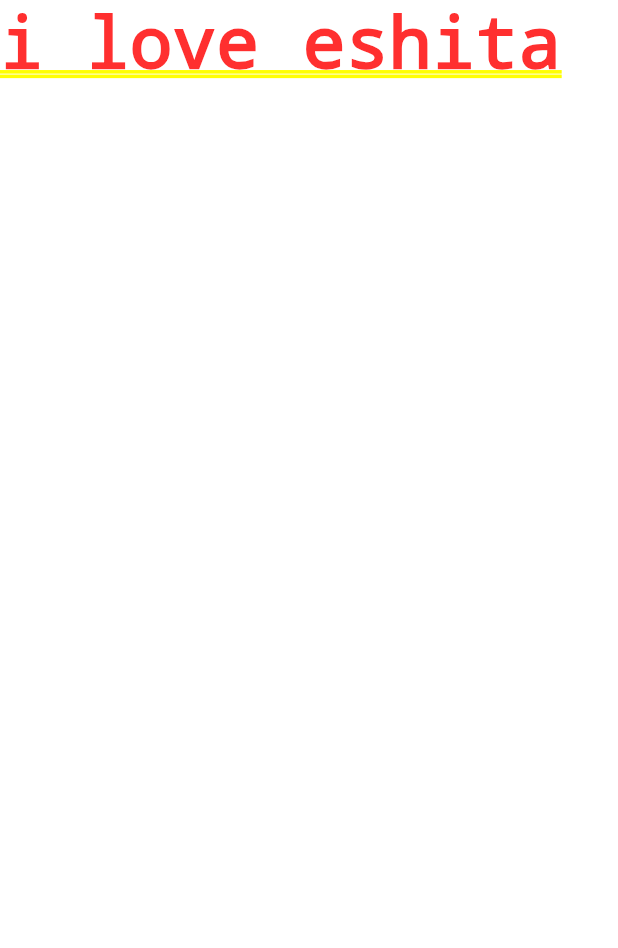
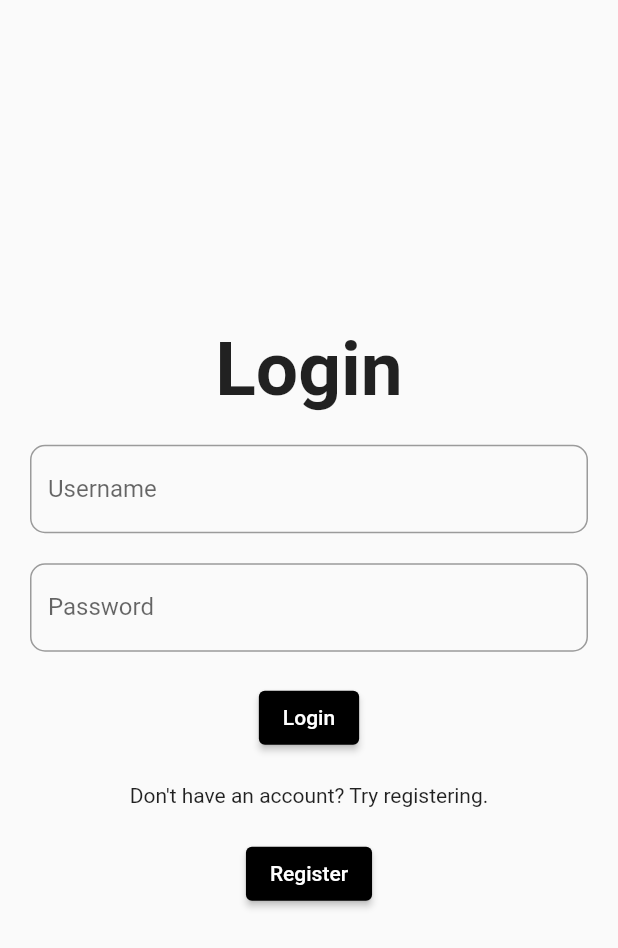
Before and after one commit to BloodThearch/ws-UI, a Flutter app: the screen it shows after launch, on a phone screen of 412 x 824 dp. Shown: the top 948 px of the screen. Run offline on Flutter 3.47's test engine with Material 2 defaults, Android fonts, the phone set to English and light mode, and no system bars; our stand-ins replace geolocator, google_maps_flutter, shared_preferences.

```diff
--- a/lib/main.dart
+++ b/lib/main.dart
@@ -1,21 +1,32 @@
 import 'package:flutter/material.dart';
-
-import 'views/home.dart';
+import 'package:ws_ui/utils/wrapper.dart';
 
 void main() {
+  WidgetsFlutterBinding.ensureInitialized();
   runApp(MyApp());
 }
 
-class MyApp extends StatelessWidget {
+class MyApp extends StatefulWidget {
   // This widget is the root of your application.
+  @override
+  _MyAppState createState() => _MyAppState();
+}
+
+class _MyAppState extends State<MyApp> {
+  @override
+  void initState() {
+    super.initState();
+  }
+
   @override
   Widget build(BuildContext context) {
     return MaterialApp(
+      debugShowCheckedModeBanner: false,
       title: 'Flutter Demo',
       theme: ThemeData(
         primarySwatch: Colors.blue,
       ),
-      home: HomePage(),
+      home: Wrapper(),
     );
   }
 }
--- /dev/null
+++ b/lib/utils/wrapper.dart
@@ -0,0 +1,37 @@
+import 'package:flutter/material.dart';
+import 'package:shared_preferences/shared_preferences.dart';
+import 'package:ws_ui/views/home.dart';
+import 'package:ws_ui/views/login.dart';
+
+class Wrapper extends StatefulWidget {
+  const Wrapper({Key? key}) : super(key: key);
+
+  @override
+  _WrapperState createState() => _WrapperState();
+}
+
+class _WrapperState extends State<Wrapper> {
+  bool status = false;
+  Future checkLoginStatus() async {
+    SharedPreferences prefs = await SharedPreferences.getInstance();
+    var prefStatus = prefs.getBool('status');
+    if (prefStatus != null) {
+      setState(() {
+        status = prefStatus;
+      });
+    }
+  }
+
+  @override
+  void initState() {
+    checkLoginStatus();
+    super.initState();
+  }
+
+  @override
+  Widget build(BuildContext context) {
+    return MaterialApp(
+      home: status ? HomePage() : Login(),
+    );
+  }
+}
--- /dev/null
+++ b/lib/views/login.dart
@@ -0,0 +1,113 @@
+import 'dart:convert';
+
+import 'package:flutter/material.dart';
+import 'package:http/http.dart' as http;
+import 'package:shared_preferences/shared_preferences.dart';
+import 'dart:developer' as developer;
+
+import 'package:ws_ui/views/home.dart';
+import 'package:ws_ui/views/register.dart';
+
+class Login extends StatelessWidget {
+  TextEditingController _username = TextEditingController();
+  TextEditingController _password = TextEditingController();
+
+  @override
+  Widget build(BuildContext context) {
+    return Scaffold(
+      body: Center(
+        child: SingleChildScrollView(
+            child: Column(
+          children: [
+            Padding(
+              padding: const EdgeInsets.only(bottom: 20),
+              child: Text(
+                'Login',
+                style: TextStyle(fontWeight: FontWeight.bold, fontSize: 50),
+              ),
+            ),
+            Padding(
+              padding: const EdgeInsets.only(bottom: 20, left: 20, right: 20),
+              child: TextFormField(
+                controller: _username,
+                decoration: InputDecoration(
+                    labelText: 'Username',
+                    border: OutlineInputBorder(
+                        borderRadius: BorderRadius.circular(10))),
+              ),
+            ),
+            Padding(
+              padding: const EdgeInsets.only(left: 20, right: 20),
+              child: TextFormField(
+                controller: _password,
+                obscureText: true,
+                decoration: InputDecoration(
+                    labelText: 'Password',
+                    border: OutlineInputBorder(
+                        borderRadius: BorderRadius.circular(10))),
+              ),
+            ),
+            Padding(
+              padding: const EdgeInsets.only(top: 20),
+              child: ElevatedButton(
+                style: ElevatedButton.styleFrom(primary: Colors.black),
+                child: Text('Login'),
+                onPressed: () async {
+                  // ADD A CONDITIONAL TO PROCESS LOGIN CREDS SERVER SIDE
+                  var res = await http.post(
+                      Uri.parse('http://10.0.2.2:8000/api/login'),
+                      headers: <String, String>{
+                        'Content-Type': 'application/json'
+                      },
+                      body: jsonEncode(<String, dynamic>{
+                        'username': _username.text,
+                        'password': _password.text
+                      }));
+                  if (res.statusCode == 203) {
+                    SharedPreferences prefs =
+                        await SharedPreferences.getInstance();
+                    prefs.setBool('status', true);
+                    prefs.setString('user', _username.text);
+                    Navigator.of(context).push(
+                        MaterialPageRoute(builder: (context) => HomePage()));
+                  } else {
+                    _username.clear();
+                    _password.clear();
+                    showDialogBox(context);
+                  }
+                },
+              ),
+            ),
+            Padding(
+                padding: const EdgeInsets.only(top: 20),
+                child: Text('Don\'t have an account? Try registering.')),
+            Padding(
+              padding: const EdgeInsets.only(top: 20),
+              child: ElevatedButton(
+                style: ElevatedButton.styleFrom(primary: Colors.black),
+                child: Text('Register'),
+                onPressed: () async {
+                  Navigator.of(context).push(
+                      MaterialPageRoute(builder: (context) => Register()));
+                },
+              ),
+            )
+          ],
+        )),
+      ),
+    );
+  }
+}
+
+showDialogBox(BuildContext context) {
+  AlertDialog alert = AlertDialog(
+    title: Text("Invalid Credentials"),
+    content: Text("The credentials you entered are wrong.\nPlease try again."),
+  );
+
+  showDialog(
+      context: context,
+      builder: (BuildContext context) {
+        return alert;
+      });
+}
--- a/pubspec.yaml
+++ b/pubspec.yaml
@@ -21,6 +21,11 @@ environment:
   sdk: ">=2.12.0 <3.0.0"
 
 dependencies:
+  http: ^0.13.3
+  shared_preferences: ^2.0.6
+  url_launcher: ^6.0.9
+  geolocator: ^7.4.0
+  google_maps_flutter: ^2.0.5
   flutter:
     sdk: flutter
 
```
Also changed, not shown: lib/views/home.dart (+166 -1 lines), lib/views/register.dart (added, +120 -0 lines), pubspec.lock, 3 other files.
